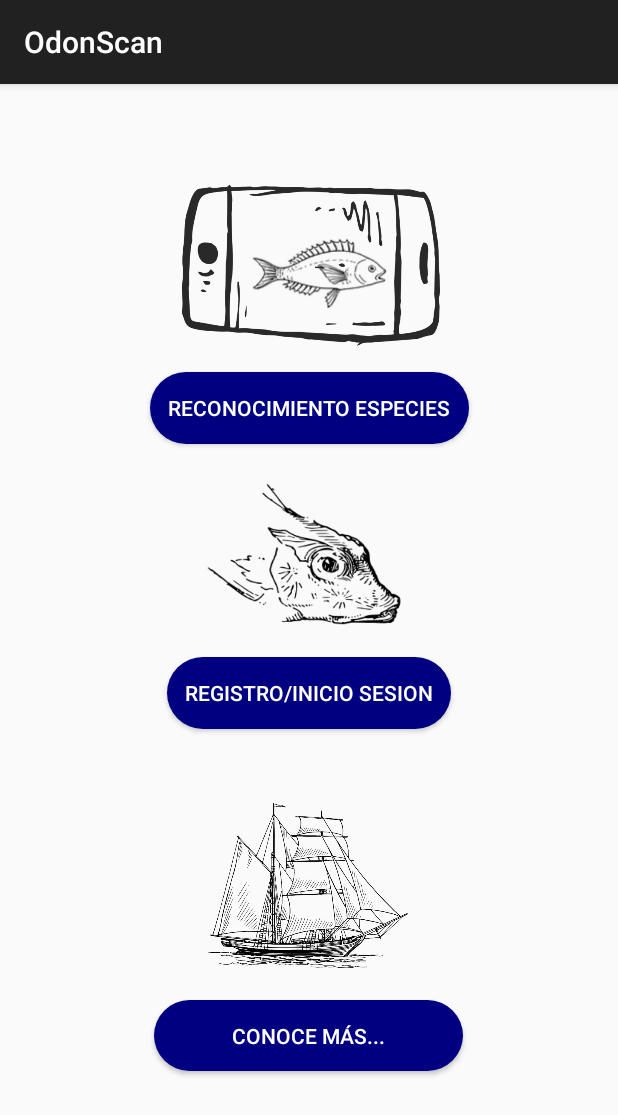
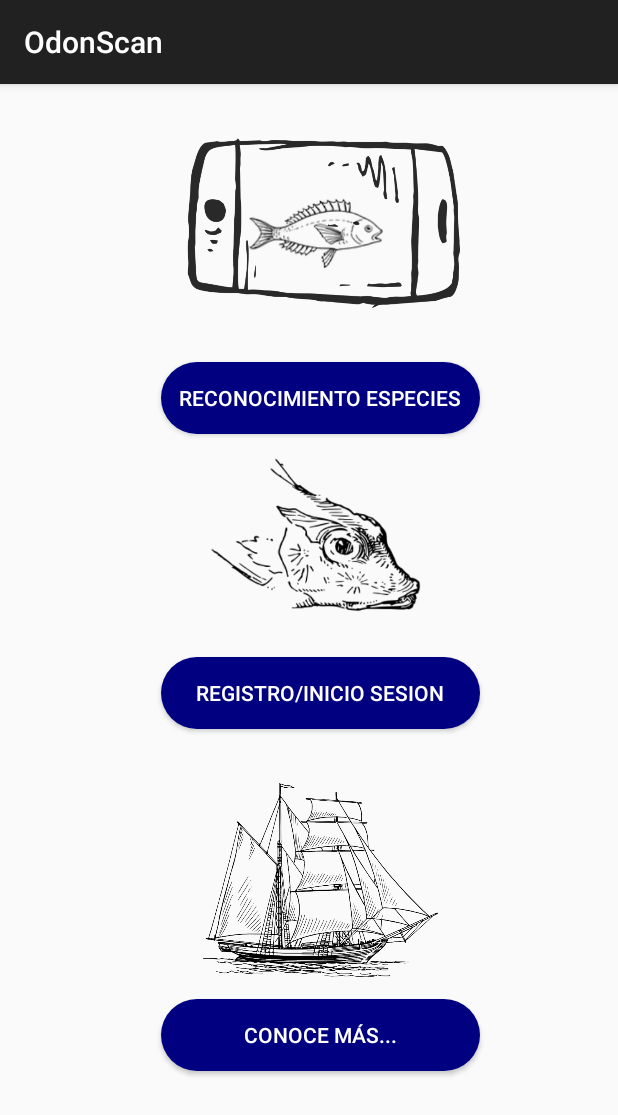
Before and after one commit to AtogmatomaProgramming/OdonScan, an Android app built with Jetpack Compose: the SecondActivity screen opened directly, with no data from a screen before it, on a phone screen of 412 x 824 dp. Shown: the top 1115 px of the screen. Run offline under Robolectric (Android 15) with nearby library versions, the phone set to English and light mode, and no system bars.

Commit message:
work_25_01_04

```diff
--- a/app/src/main/AndroidManifest.xml
+++ b/app/src/main/AndroidManifest.xml
@@ -57,7 +57,7 @@
             android:exported="false" />
 
         <activity
-            android:name="com.atogdevelop.odonscan.activities.BuildingActivity"
+            android:name="com.atogdevelop.odonscan.activities.ConstructionActivity"
             android:screenOrientation="portrait"
             android:exported="false" />
 
--- a/app/src/main/java/com/atogdevelop/odonscan/activities/BaseActivity.kt
+++ b/app/src/main/java/com/atogdevelop/odonscan/activities/BaseActivity.kt
@@ -7,34 +7,38 @@ import androidx.appcompat.app.AppCompatActivity
 
 open class BaseActivity : AppCompatActivity() {
 
-    private val inactivityTimeout: Long = 30 * 60 * 1000 // 30 minutos en milisegundos
+    //Nota. Actividad de la que heredan el resto, de cara a que las mismas terminen
+    //cuando pase un determinado tiempo (en este caso 5 minutos) de inactividad
+
+    private val inactivityTimeout: Long = 5 * 60 * 1000
     private var inactivityHandler: Handler? = null
     private val inactivityRunnable = Runnable {
-        // Finaliza la aplicación tras inactividad
-        finishAffinity() // Cierra todas las actividades de la pila
-        System.exit(0) // Opcional: Termina el proceso
+
+        finishAffinity()
+        System.exit(0)
     }
 
     override fun onCreate(savedInstanceState: Bundle?) {
         super.onCreate(savedInstanceState)
-        inactivityHandler = Handler(Looper.getMainLooper()) // Inicializa el handler para el temporizador
+        //Nota. Inicializa el handler para el temporizador
+        inactivityHandler = Handler(Looper.getMainLooper())
     }
 
     override fun onResume() {
         super.onResume()
-        // Detiene el temporizador al reanudar cualquier actividad
+        //Nota. Detiene el temporizador al reanudar cualquier actividad
         inactivityHandler?.removeCallbacks(inactivityRunnable)
     }
 
     override fun onPause() {
         super.onPause()
-        // Inicia el temporizador al pausar cualquier actividad
+        //Nota. Inicia el temporizador al pausar cualquier actividad
         inactivityHandler?.postDelayed(inactivityRunnable, inactivityTimeout)
     }
 
     override fun onDestroy() {
         super.onDestroy()
-        // Limpia el handler para evitar fugas de memoria
+        //Nota. Limpieza del handler para evitar fugas de memoria
         inactivityHandler?.removeCallbacks(inactivityRunnable)
     }
 }
--- a/app/src/main/java/com/atogdevelop/odonscan/activities/MainActivity.kt
+++ b/app/src/main/java/com/atogdevelop/odonscan/activities/MainActivity.kt
@@ -10,7 +10,8 @@ class MainActivity : BaseActivity() {
         super.onCreate(savedInstanceState);
         setContentView(R.layout.activity_main)
 
-        val btn: Button = findViewById(R.id.acceder)
+        //Botón de acceso a la "SecondActivtiy" o "Menu Screen"
+        val btn: Button = findViewById(R.id.door_app)
         btn.setOnClickListener {
 
             val intent: Intent = Intent(this, SecondActivity::class.java)
@@ -20,5 +21,7 @@ class MainActivity : BaseActivity() {
 
 
 
+
+
     }
 }
--- a/app/src/main/java/com/atogdevelop/odonscan/activities/SecondActivity.kt
+++ b/app/src/main/java/com/atogdevelop/odonscan/activities/SecondActivity.kt
@@ -10,7 +10,7 @@ class SecondActivity : BaseActivity() {
         super.onCreate(savedInstanceState)
         setContentView(R.layout.activity_second)
 
-        val id_button: Button = findViewById(R.id.reconocimiento)
+        val id_button: Button = findViewById(R.id.identify)
         id_button.setOnClickListener {
 
             val intentIdButton: Intent = Intent(this, InstructionsActivity::class.java)
@@ -18,10 +18,10 @@ class SecondActivity : BaseActivity() {
 
         }
 
-        val register_button: Button = findViewById(R.id.inicio_sesion)
+        val register_button: Button = findViewById(R.id.log_sign_in)
         register_button.setOnClickListener {
 
-            val intentRegisterButton: Intent = Intent(this, BuildingActivity::class.java)
+            val intentRegisterButton: Intent = Intent(this, ConstructionActivity::class.java)
             startActivity(intentRegisterButton)
 
         }
@@ -29,7 +29,7 @@ class SecondActivity : BaseActivity() {
         val more_button: Button = findViewById(R.id.more)
         more_button.setOnClickListener {
 
-            val intentMoreButton: Intent = Intent(this, BuildingActivity::class.java)
+            val intentMoreButton: Intent = Intent(this, ConstructionActivity::class.java)
             startActivity(intentMoreButton)
 
         }
--- a/app/src/main/java/com/atogdevelop/odonscan/activities/WrongID.kt
+++ b/app/src/main/java/com/atogdevelop/odonscan/activities/WrongID.kt
@@ -11,16 +11,13 @@ class WrongID: BaseActivity() {
 
         val btn: Button = findViewById(R.id.back_wrong_id)
         btn.setOnClickListener {
-
             finish()
-
         }
 
     }
 
     override fun onBackPressed() {
         super.onBackPressed()
-        // Aquí también podrías añadir lógica adicional si es necesario
-        finish()  // Esto finalizará la actividad al presionar el botón "Atrás"
+        finish()
     }
 }
--- a/app/src/main/res/layout/activity_second.xml
+++ b/app/src/main/res/layout/activity_second.xml
@@ -6,58 +6,57 @@
     android:layout_height="match_parent"
     tools:context=".activities.SecondActivity">
 
+    <ImageView
+        android:id="@+id/phone_logo"
+        android:layout_width="0dp"
+        android:layout_height="0dp"
+        android:rotation="90"
+        app:layout_constraintBottom_toTopOf="@+id/identify"
+        app:layout_constraintEnd_toEndOf="@+id/identify"
+        app:layout_constraintHorizontal_bias="0.0"
+        app:layout_constraintStart_toStartOf="@+id/identify"
+        app:layout_constraintTop_toTopOf="parent"
+        app:layout_constraintVertical_bias="0.0"
+        app:srcCompat="@drawable/logo_phone" />
 
     <ImageView
-        android:id="@+id/peje_acceso"
-        android:layout_width="148dp"
+        android:id="@+id/fish_access"
+        android:layout_width="0dp"
         android:layout_height="59dp"
-        app:layout_constraintBottom_toBottomOf="parent"
-        app:layout_constraintEnd_toEndOf="parent"
+        app:layout_constraintBottom_toBottomOf="@+id/phone_logo"
+        app:layout_constraintEnd_toEndOf="@+id/phone_logo"
         app:layout_constraintHorizontal_bias="0.539"
-        app:layout_constraintStart_toStartOf="parent"
+        app:layout_constraintStart_toStartOf="@+id/phone_logo"
         app:layout_constraintTop_toTopOf="parent"
-        app:layout_constraintVertical_bias="0.138"
+        app:layout_constraintVertical_bias="0.564"
         app:srcCompat="@drawable/logo_aes_fish_fish" />
 
     <ImageView
         android:id="@+id/user"
-        android:layout_width="222dp"
-        android:layout_height="137dp"
-        app:layout_constraintBottom_toBottomOf="parent"
-        app:layout_constraintEnd_toEndOf="parent"
-        app:layout_constraintHorizontal_bias="0.497"
-        app:layout_constraintStart_toStartOf="parent"
-        app:layout_constraintTop_toTopOf="parent"
-        app:layout_constraintVertical_bias="0.398"
+        android:layout_width="0dp"
+        android:layout_height="0dp"
+        app:layout_constraintBottom_toTopOf="@+id/log_sign_in"
+        app:layout_constraintEnd_toEndOf="@+id/log_sign_in"
+        app:layout_constraintHorizontal_bias="0.44"
+        app:layout_constraintStart_toStartOf="@+id/log_sign_in"
+        app:layout_constraintTop_toBottomOf="@+id/identify"
+        app:layout_constraintVertical_bias="0.513"
         app:srcCompat="@drawable/logo_log" />
 
     <ImageView
         android:id="@+id/more_image"
-        android:layout_width="204dp"
-        android:layout_height="110dp"
-        app:layout_constraintBottom_toBottomOf="parent"
-        app:layout_constraintEnd_toEndOf="parent"
-        app:layout_constraintHorizontal_bias="0.497"
-        app:layout_constraintStart_toStartOf="parent"
-        app:layout_constraintTop_toTopOf="parent"
-        app:layout_constraintVertical_bias="0.728"
+        android:layout_width="0dp"
+        android:layout_height="129dp"
+        app:layout_constraintBottom_toTopOf="@+id/more"
+        app:layout_constraintEnd_toEndOf="@+id/more"
+        app:layout_constraintHorizontal_bias="1.0"
+        app:layout_constraintStart_toStartOf="@+id/more"
+        app:layout_constraintTop_toBottomOf="@+id/log_sign_in"
+        app:layout_constraintVertical_bias="0.717"
         app:srcCompat="@drawable/logo_barco" />
 
-    <ImageView
-        android:id="@+id/phone_logo"
-        android:layout_width="272dp"
-        android:layout_height="176dp"
-        android:rotation="90"
-        app:layout_constraintBottom_toBottomOf="parent"
-        app:layout_constraintEnd_toEndOf="parent"
-        app:layout_constraintHorizontal_bias="0.496"
-        app:layout_constraintStart_toStartOf="parent"
-        app:layout_constraintTop_toTopOf="parent"
-        app:layout_constraintVertical_bias="0.055"
-        app:srcCompat="@drawable/logo_phone" />
-
     <Button
-        android:id="@+id/reconocimiento"
+        android:id="@+id/identify"
         android:layout_width="wrap_content"
         android:layout_height="wrap_content"
         android:backgroundTint="@color/blue_ieo"
@@ -65,34 +64,35 @@
         android:textColor="@color/white"
         app:layout_constraintBottom_toBottomOf="parent"
         app:layout_constraintEnd_toEndOf="parent"
+        app:layout_constraintHorizontal_bias="0.54"
         app:layout_constraintStart_toStartOf="parent"
         app:layout_constraintTop_toTopOf="parent"
-        app:layout_constraintVertical_bias="0.267" />
+        app:layout_constraintVertical_bias="0.257" />
 
     <Button
-        android:id="@+id/inicio_sesion"
-        android:layout_width="wrap_content"
+        android:id="@+id/log_sign_in"
+        android:layout_width="0dp"
         android:layout_height="wrap_content"
         android:backgroundTint="@color/blue_ieo"
         android:text="@string/session"
         android:textColor="@color/white"
         app:layout_constraintBottom_toBottomOf="parent"
-        app:layout_constraintEnd_toEndOf="parent"
-        app:layout_constraintStart_toStartOf="parent"
+        app:layout_constraintEnd_toEndOf="@+id/identify"
+        app:layout_constraintStart_toStartOf="@+id/identify"
         app:layout_constraintTop_toTopOf="parent"
         app:layout_constraintVertical_bias="0.531" />
 
     <Button
         android:id="@+id/more"
-        android:layout_width="206dp"
-        android:layout_height="47dp"
+        android:layout_width="0dp"
+        android:layout_height="wrap_content"
         android:backgroundTint="@color/blue_ieo"
         android:text="@string/more"
         android:textColor="@color/white"
         app:layout_constraintBottom_toBottomOf="parent"
-        app:layout_constraintEnd_toEndOf="parent"
+        app:layout_constraintEnd_toEndOf="@+id/identify"
         app:layout_constraintHorizontal_bias="0.497"
-        app:layout_constraintStart_toStartOf="parent"
+        app:layout_constraintStart_toStartOf="@+id/identify"
         app:layout_constraintTop_toTopOf="parent"
         app:layout_constraintVertical_bias="0.847" />
 
```
Also changed, not shown: app/src/main/java/com/atogdevelop/odonscan/activities/ConstructionActivity.kt (renamed from app/src/main/java/com/atogdevelop/odonscan/activities/BuildingActivity.kt, +6 -4 lines), app/src/main/java/com/atogdevelop/odonscan/activities/CorrectID.kt (+16 -22 lines), app/src/main/java/com/atogdevelop/odonscan/activities/InstructionsActivity.kt (+16 -22 lines), app/src/main/java/com/atogdevelop/odonscan/processing/ImageProcessor.kt (+7 -12 lines), app/src/main/res/layout/activity_correct.xml (+3 -11 lines), app/src/main/res/layout/activity_instructions_camera.xml (+49 -43 lines), app/src/main/res/layout/activity_main.xml (+24 -12 lines), app/src/main/res/drawable/ieo.png (deleted), app/src/main/res/drawable/logo_ieo_oficial.png (added), app/src/main/res/drawable/logo_pintadera_atog.png (added), app/src/main/res/layout/activity_construction.xml (renamed from app/src/main/res/layout/activity_obras.xml).
